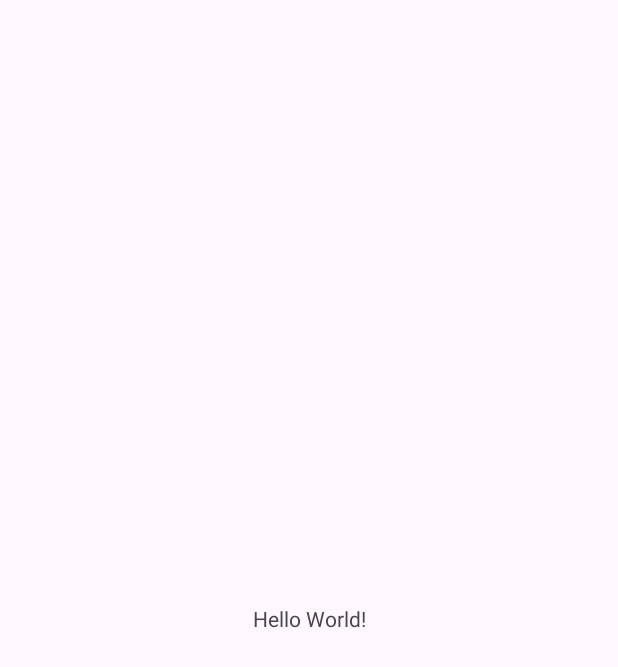
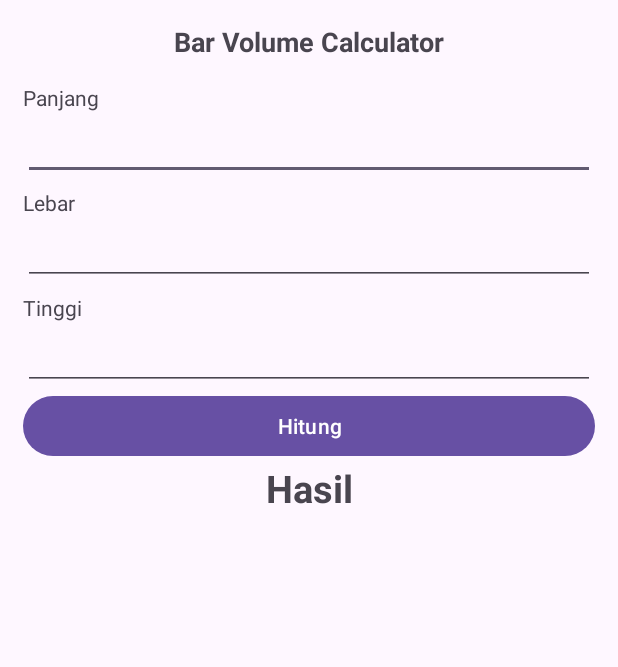
Before and after one commit to e-haikal/Dicoding-AndroidPemula, an Android app: the screen it shows after launch (MainActivity), on a phone screen of 412 x 824 dp. Before the commit the part shown is almost empty. Shown: the top 667 px of the screen. Run offline under Robolectric (Android 15) with nearby library versions, the light colour scheme and no system bars.

Commit message:
feat: constumize main layout. Done. Next need to add logic

```diff
--- a/BarVolume/app/src/main/res/layout/activity_main.xml
+++ b/BarVolume/app/src/main/res/layout/activity_main.xml
@@ -8,12 +8,106 @@
     tools:context=".MainActivity">
 
     <TextView
+        android:id="@+id/titleTv"
         android:layout_width="wrap_content"
         android:layout_height="wrap_content"
-        android:text="Hello World!"
-        app:layout_constraintBottom_toBottomOf="parent"
+        android:text="Bar Volume Calculator"
+        android:textStyle="bold"
+        android:textSize="18sp"
+        app:layout_constraintStart_toStartOf="parent"
         app:layout_constraintEnd_toEndOf="parent"
+        app:layout_constraintTop_toTopOf="parent"
+        app:layout_constraintBottom_toTopOf="@id/panjangTv"
+        android:layout_marginTop="15dp"/>
+
+    <TextView
+        android:id="@+id/panjangTv"
+        android:layout_width="wrap_content"
+        android:layout_height="wrap_content"
+        android:text="Panjang"
         app:layout_constraintStart_toStartOf="parent"
-        app:layout_constraintTop_toTopOf="parent" />
+        app:layout_constraintTop_toBottomOf="@id/titleTv"
+        app:layout_constraintBottom_toTopOf="@id/panjangEdt"
+        android:layout_marginStart="15dp"
+        android:layout_marginTop="15dp"/>
+
+    <EditText
+        android:id="@+id/panjangEdt"
+        android:layout_width="match_parent"
+        android:layout_height="wrap_content"
+        app:layout_constraintStart_toStartOf="parent"
+        app:layout_constraintTop_toBottomOf="@id/panjangTv"
+        android:layout_marginStart="15dp"
+        android:layout_marginEnd="15dp"/>
+
+    <TextView
+        android:id="@+id/lebarTv"
+        android:layout_width="wrap_content"
+        android:layout_height="wrap_content"
+        android:text="Lebar"
+        app:layout_constraintStart_toStartOf="parent"
+        app:layout_constraintTop_toBottomOf="@id/panjangEdt"
+        android:layout_marginStart="15dp"
+        android:layout_marginTop="5dp"/>
+    <EditText
+        android:id="@+id/lebarEdt"
+        android:layout_width="match_parent"
+        android:layout_height="wrap_content"
+        app:layout_constraintStart_toStartOf="parent"
+        app:layout_constraintTop_toBottomOf="@id/lebarTv"
+        android:layout_marginStart="15dp"
+        android:layout_marginEnd="15dp"/>
+
+    <TextView
+        android:id="@+id/tinggiIv"
+        android:layout_width="wrap_content"
+        android:layout_height="wrap_content"
+        android:text="Tinggi"
+        app:layout_constraintStart_toStartOf="parent"
+        app:layout_constraintTop_toBottomOf="@id/lebarEdt"
+        android:layout_marginStart="15dp"
+        android:layout_marginTop="5dp"/>
+    <EditText
+        android:id="@+id/tinggiEdt"
+        android:layout_width="match_parent"
+        android:layout_height="wrap_content"
+        app:layout_constraintStart_toStartOf="parent"
+        app:layout_constraintTop_toBottomOf="@id/tinggiIv"
+        android:layout_marginStart="15dp"
+        android:layout_marginEnd="15dp"/>
+
+    <Button
+        android:id="@+id/hasilBtn"
+        android:layout_width="match_parent"
+        android:layout_height="wrap_content"
+        android:text="Hitung"
+        app:layout_constraintStart_toStartOf="parent"
+        app:layout_constraintEnd_toEndOf="parent"
+        app:layout_constraintTop_toBottomOf="@id/tinggiEdt"
+        android:layout_marginStart="15dp"
+        android:layout_marginEnd="15dp"/>
+
+    <TextView
+        android:id="@+id/hasilTv"
+        android:layout_width="wrap_content"
+        android:layout_height="wrap_content"
+        android:text="Hasil"
+        android:textSize="25sp"
+        android:textStyle="bold"
+        app:layout_constraintStart_toStartOf="parent"
+        app:layout_constraintEnd_toEndOf="parent"
+        app:layout_constraintTop_toBottomOf="@id/hasilBtn"/>
+
+
+
+
+<!--    <TextView-->
+<!--        android:layout_width="wrap_content"-->
+<!--        android:layout_height="wrap_content"-->
+<!--        android:text="Hello World!"-->
+<!--        app:layout_constraintBottom_toBottomOf="parent"-->
+<!--        app:layout_constraintEnd_toEndOf="parent"-->
+<!--        app:layout_constraintStart_toStartOf="parent"-->
+<!--        app:layout_constraintTop_toTopOf="parent" />-->
 
 </androidx.constraintlayout.widget.ConstraintLayout>
```
